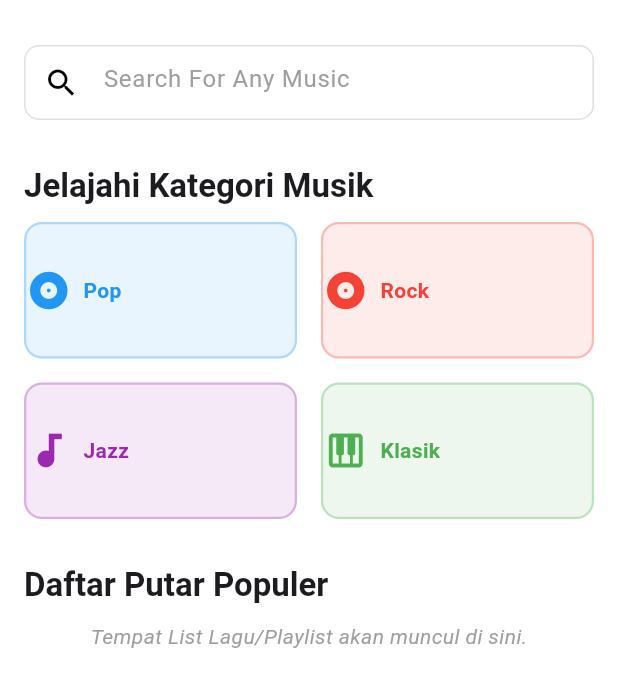
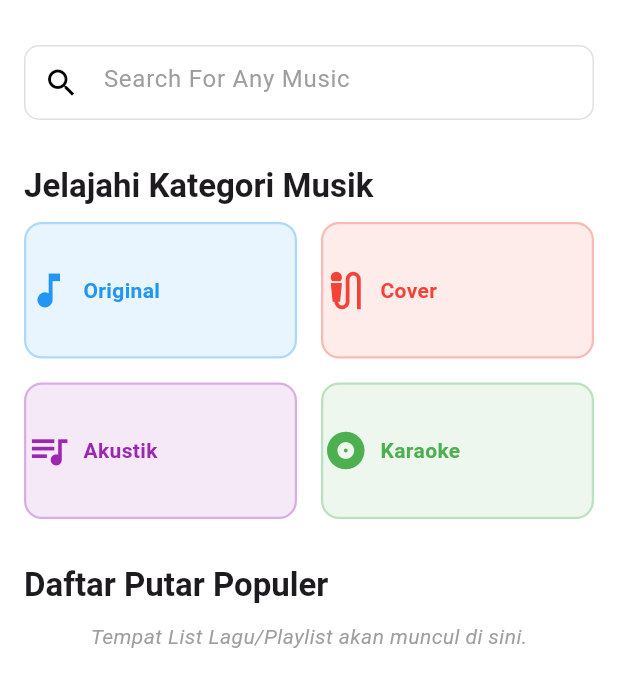
Before and after one commit to ojgrup/Musik-sc, a Flutter app: the screen it shows after launch, on a phone screen of 412 x 824 dp. Shown: the top 687 px of the screen. Run offline on Flutter 3.47's test engine with Material 3 defaults, Android fonts, the phone set to English and light mode, and no system bars.

Commit message:
Update dashboard.dart

```diff
--- a/lib/dashboard.dart
+++ b/lib/dashboard.dart
@@ -1,6 +1,25 @@
 import 'package:flutter/material.dart';
 
-// --- 1. Model Data Kategori Musik ---
+// ------------------------------------------------------------------
+// --- MODEL DATA ---
+// ------------------------------------------------------------------
+
+// Model Data Lagu
+class Song {
+  final String title;
+  final String artist;
+  final String albumArtUrl;
+  final Duration duration;
+
+  const Song({
+    required this.title,
+    required this.artist,
+    required this.albumArtUrl,
+    required this.duration,
+  });
+}
+
+// Model Data Kategori Musik
 class MusicCategory {
   final String name;
   final IconData icon;
@@ -8,6 +27,11 @@ class MusicCategory {
 
   const MusicCategory({required this.name, required this.icon, required this.color});
 }
+
+
+// ------------------------------------------------------------------
+// --- DASHBOARD PAGE ---
+// ------------------------------------------------------------------
 
 class DashboardPage extends StatefulWidget {
   const DashboardPage({super.key});
@@ -18,39 +42,55 @@ class DashboardPage extends StatefulWidget {
 
 class _DashboardPageState extends State<DashboardPage> {
 
-  // Daftar Kategori Musik (hanya 4 item)
+  // Daftar Kategori Musik (dibuat sesuai dengan folder assets Anda)
   final List<MusicCategory> _categories = const [
-    MusicCategory(name: "Pop", icon: Icons.album, color: Colors.blue),
-    MusicCategory(name: "Rock", icon: Icons.album, color: Colors.red),
-    MusicCategory(name: "Jazz", icon: Icons.audiotrack, color: Colors.purple),
-    MusicCategory(name: "Klasik", icon: Icons.piano, color: Colors.green),
+    MusicCategory(name: "Original", icon: Icons.music_note, color: Colors.blue),
+    MusicCategory(name: "Cover", icon: Icons.mic_external_on, color: Colors.red),
+    MusicCategory(name: "Akustik", icon: Icons.queue_music, color: Colors.purple),
+    MusicCategory(name: "Karaoke", icon: Icons.album, color: Colors.green),
   ];
 
   late final List<MusicCategory> _initialCategories = _categories;
 
+  // Data Lagu Sampel berdasarkan Kategori
+  final Map<String, List<Song>> _songsByCategories = const {
+    "Original": [
+      Song(title: "Lagu A (Original)", artist: "Artis X", albumArtUrl: "assets/covers/original_1.jpg", duration: Duration(minutes: 4, seconds: 15)),
+      Song(title: "Lagu B (Original)", artist: "Artis Y", albumArtUrl: "assets/covers/original_2.jpg", duration: Duration(minutes: 3, seconds: 30)),
+    ],
+    "Cover": [
+      Song(title: "Lagu A (Cover)", artist: "Cover Artis 1", albumArtUrl: "assets/covers/cover_1.jpg", duration: Duration(minutes: 4, seconds: 10)),
+      Song(title: "Lagu C (Cover)", artist: "Cover Artis 2", albumArtUrl: "assets/covers/cover_2.jpg", duration: Duration(minutes: 3, seconds: 50)),
+    ],
+    "Akustik": [
+      Song(title: "Lagu Z (Akustik)", artist: "Artis Z", albumArtUrl: "assets/covers/akustik_1.jpg", duration: Duration(minutes: 5, seconds: 20)),
+    ],
+    "Karaoke": [
+      Song(title: "Lagu K (Karaoke)", artist: "Instrumental", albumArtUrl: "assets/covers/karaoke_1.jpg", duration: Duration(minutes: 4, seconds: 05)),
+    ],
+  };
+
   @override
   Widget build(BuildContext context) {
-    // Memberi warna latar belakang putih polos
     return Scaffold(
       backgroundColor: Colors.white,
       body: CustomScrollView(
         slivers: [
-          // --- 2. HEADER KUSTOM (SLIVER APP BAR) ---
-          // Catatan: SliverAppBar sekarang kosong dan hanya berfungsi sebagai padding di atas.
-          SliverAppBar(
+          // HEADER KUSTOM (Header dan Notifikasi Dihapus)
+          const SliverAppBar(
             backgroundColor: Colors.white,
             automaticallyImplyLeading: false,
             pinned: false,
-            toolbarHeight: 0, // Dibuat 0 untuk menghilangkan ruang yang tidak perlu
-            title: const SizedBox.shrink(), // Dikosongkan
+            toolbarHeight: 0, // Dibuat 0 agar tidak memakan tempat
+            title: SizedBox.shrink(),
           ),
 
           SliverList(
             delegate: SliverChildListDelegate(
               [
-                const SizedBox(height: 30), // Menambahkan ruang di atas search bar
+                const SizedBox(height: 30), // Spasi di atas Search Bar
 
-                // --- 3. SEARCH BAR SAJA (Tombol Filter Dihapus) ---
+                // SEARCH BAR SAJA (Filter Dihapus)
                 Padding(
                   padding: const EdgeInsets.symmetric(horizontal: 16),
                   child: Row(
@@ -74,14 +114,13 @@ class _DashboardPageState extends State<DashboardPage> {
                           ),
                         ),
                       ),
-                      // Tombol Filter (Container 50x50) TELAH DIHAPUS dari sini.
                     ],
                   ),
                 ),
 
                 const SizedBox(height: 30),
 
-                // --- 4. JUDUL KATEGORI ---
+                // JUDUL KATEGORI
                 Padding(
                   padding: const EdgeInsets.only(left: 16.0, bottom: 10.0),
                   child: Text(
@@ -93,7 +132,7 @@ class _DashboardPageState extends State<DashboardPage> {
             ),
           ),
 
-          // --- 5. DAFTAR KATEGORI (GRID VIEW) ---
+          // DAFTAR KATEGORI (GRID VIEW 2x2)
           SliverPadding(
             padding: const EdgeInsets.symmetric(horizontal: 16),
             sliver: SliverGrid.builder(
@@ -106,7 +145,12 @@ class _DashboardPageState extends State<DashboardPage> {
               itemCount: _initialCategories.length,
               itemBuilder: (context, index) {
                 final category = _initialCategories[index];
-                return CategoryCard(category: category);
+                final List<Song> songs = _songsByCategories[category.name] ?? [];
+
+                return CategoryCard(
+                  category: category,
+                  songs: songs,
+                );
               },
             ),
           ),
@@ -116,7 +160,7 @@ class _DashboardPageState extends State<DashboardPage> {
               [
                 const SizedBox(height: 30),
 
-                // --- 6. Bagian Daftar Putar Populer ---
+                // Bagian Daftar Putar Populer
                 Padding(
                   padding: const EdgeInsets.only(left: 16.0, bottom: 10.0),
                   child: Text(
@@ -146,24 +190,27 @@ class _DashboardPageState extends State<DashboardPage> {
 }
 
 
-// Catatan: CategoryCard dan CategorySongsPage tidak berubah,
-// tetapi harus ada di file Anda agar kode di atas berfungsi.
-
-// Widget untuk setiap kartu kategori (CategoryCard)
+// ------------------------------------------------------------------
+// --- WIDGET CATEGORY CARD (MENGANDUNG NAVIGASI) ---
+// ------------------------------------------------------------------
 class CategoryCard extends StatelessWidget {
   final MusicCategory category;
+  final List<Song> songs;
 
-  const CategoryCard({super.key, required this.category});
+  const CategoryCard({super.key, required this.category, required this.songs});
 
   @override
   Widget build(BuildContext context) {
     return InkWell(
       onTap: () {
-        // Asumsi CategorySongsPage sudah didefinisikan di tempat lain
+        // Navigasi, mengirimkan kategori dan daftar lagu yang sesuai
         Navigator.push(
           context,
           MaterialPageRoute(
-            builder: (context) => CategorySongsPage(category: category),
+            builder: (context) => CategorySongsPage(
+              category: category,
+              songs: songs,
+            ),
           ),
         );
       },
@@ -198,44 +245,62 @@ class CategoryCard extends StatelessWidget {
   }
 }
 
-// Halaman Tujuan Navigasi (CategorySongsPage)
+// ------------------------------------------------------------------
+// --- HALAMAN TUJUAN NAVIGASI (CATEGORYSONGSPAGE) ---
+// ------------------------------------------------------------------
 class CategorySongsPage extends StatelessWidget {
   final MusicCategory category;
+  final List<Song> songs;
 
-  const CategorySongsPage({super.key, required this.category});
+  const CategorySongsPage({super.key, required this.category, required this.songs});
+
+  // Fungsi utilitas untuk memformat durasi (misalnya: 03:20)
+  String _formatDuration(Duration d) {
+    final minutes = d.inMinutes;
+    final seconds = (d.inSeconds % 60).toString().padLeft(2, '0');
+    return "$minutes:$seconds";
+  }
 
   @override
   Widget build(BuildContext context) {
     return Scaffold(
       appBar: AppBar(
         title: Text(
-          "Lagu ${category.name}",
+          category.name,
           style: const TextStyle(fontWeight: FontWeight.bold),
         ),
         backgroundColor: category.color,
         foregroundColor: Colors.white,
       ),
-      body: Center(
-        child: Column(
-          mainAxisAlignment: MainAxisAlignment.center,
-          children: [
-            Icon(category.icon, size: 80, color: category.color.withOpacity(0.7)),
-            const SizedBox(height: 20),
-            Text(
-              "Daftar Lagu Kategori ${category.name}",
-              style: Theme.of(context).textTheme.titleLarge?.copyWith(
-                fontWeight: FontWeight.bold,
-                color: Colors.black87,
-              ),
+      body: songs.isEmpty
+          ? Center(child: Text("Tidak ada lagu dalam kategori ${category.name}."))
+          : ListView.builder(
+              padding: const EdgeInsets.only(top: 10),
+              itemCount: songs.length,
+              itemBuilder: (context, index) {
+                final song = songs[index];
+                return ListTile(
+                  leading: CircleAvatar(
+                    backgroundColor: category.color.withOpacity(0.3),
+                    child: Text(
+                      "${index + 1}",
+                      style: TextStyle(color: category.color),
+                    ),
+                  ),
+                  title: Text(song.title, style: const TextStyle(fontWeight: FontWeight.w500)),
+                  subtitle: Text(song.artist),
+                  trailing: Text(
+                    _formatDuration(song.duration),
+                  ),
+                  onTap: () {
+                    // Logika memutar lagu
+                    ScaffoldMessenger.of(context).showSnackBar(
+                      SnackBar(content: Text("Memutar ${song.title}"))
+                    );
+                  },
+                );
+              },
             ),
-            const SizedBox(height: 10),
-            const Text(
-              "Di sini akan tampil daftar lagu Populer, Terbaru, dll.",
-              style: TextStyle(color: Colors.grey),
-            ),
-          ],
-        ),
-      ),
     );
   }
 }
```
